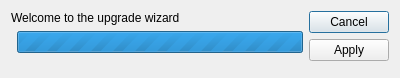
Qt form libcot/updater/CUpdateDialog.ui (benoitk/COT) before a commit.
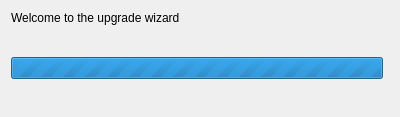
The same form after that commit. Custom widgets are drawn as their Qt base class.

Commit message: COT-28: Use vertical button bar in update dialog, and make it replace the QMessageBox.

The edit to the form file:
```diff
--- a/libcot/updater/CUpdateDialog.ui
+++ b/libcot/updater/CUpdateDialog.ui
@@ -7,21 +7,11 @@
     <x>0</x>
     <y>0</y>
     <width>400</width>
-    <height>78</height>
+    <height>117</height>
    </rect>
   </property>
   <layout class="QGridLayout" name="gridLayout">
-   <item row="0" column="2" rowspan="3">
-    <widget class="QDialogButtonBox" name="dbbButtons">
-     <property name="orientation">
-      <enum>Qt::Vertical</enum>
-     </property>
-     <property name="standardButtons">
-      <set>QDialogButtonBox::Apply|QDialogButtonBox::Cancel</set>
-     </property>
-    </widget>
-   </item>
-   <item row="1" column="1">
+   <item row="2" column="0">
     <widget class="QProgressBar" name="pbProgress">
      <property name="maximum">
       <number>0</number>
@@ -31,7 +21,10 @@
      </property>
     </widget>
    </item>
-   <item row="0" column="0" colspan="2">
+   <item row="0" column="1" rowspan="4">
+    <widget class="CVerticalButtonBar" name="vbbButtons" native="true"/>
+   </item>
+   <item row="0" column="0">
     <widget class="QLabel" name="lTitle">
      <property name="text">
       <string>Welcome to the upgrade wizard</string>
@@ -41,8 +34,42 @@
      </property>
     </widget>
    </item>
+   <item row="3" column="0">
+    <spacer name="verticalSpacer">
+     <property name="orientation">
+      <enum>Qt::Vertical</enum>
+     </property>
+     <property name="sizeHint" stdset="0">
+      <size>
+       <width>20</width>
+       <height>40</height>
+      </size>
+     </property>
+    </spacer>
+   </item>
+   <item row="1" column="0">
+    <spacer name="verticalSpacer_2">
+     <property name="orientation">
+      <enum>Qt::Vertical</enum>
+     </property>
+     <property name="sizeHint" stdset="0">
+      <size>
+       <width>20</width>
+       <height>40</height>
+      </size>
+     </property>
+    </spacer>
+   </item>
   </layout>
  </widget>
+ <customwidgets>
+  <customwidget>
+   <class>CVerticalButtonBar</class>
+   <extends>QWidget</extends>
+   <header>CVerticalButtonBar.h</header>
+   <container>1</container>
+  </customwidget>
+ </customwidgets>
  <resources/>
  <connections/>
 </ui>
```
The commit also changes 5 other files.
